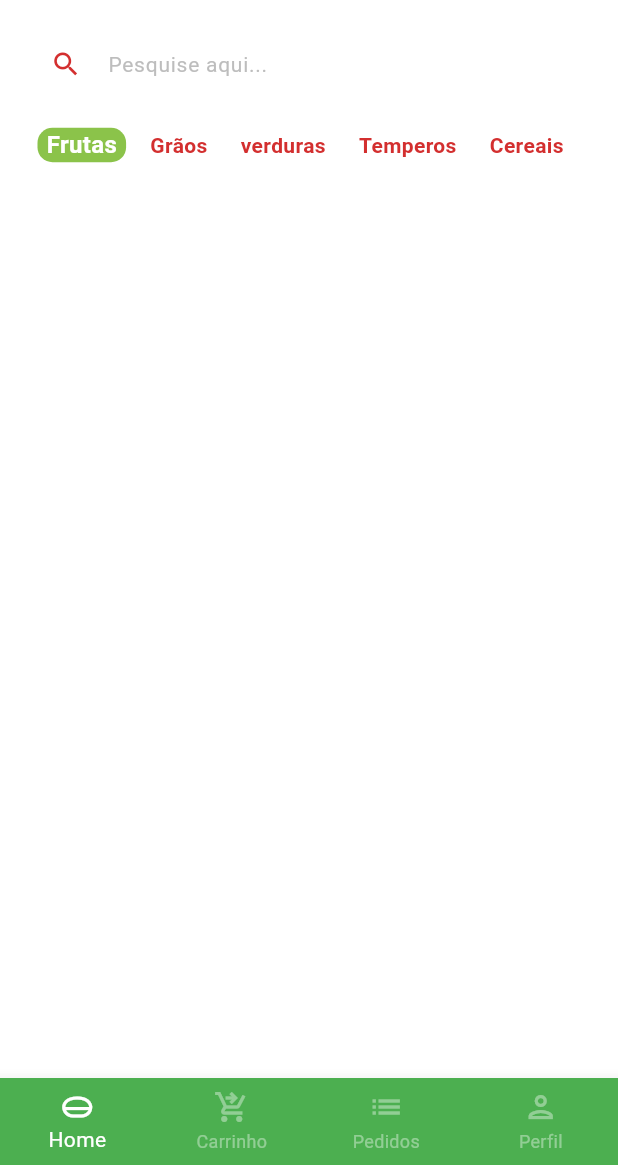
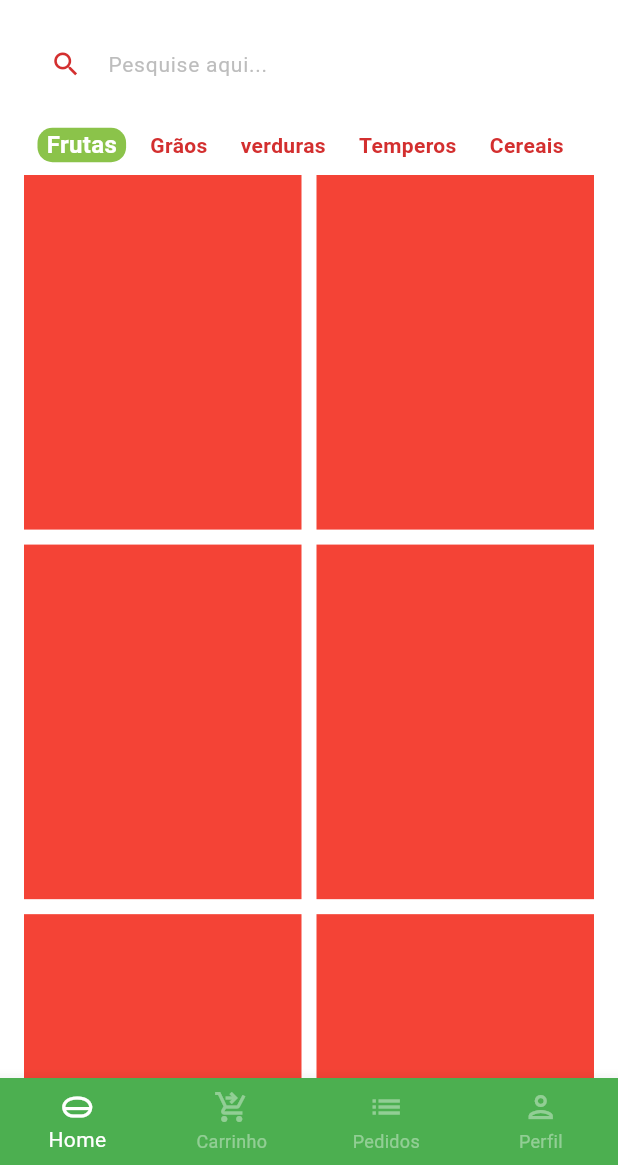
Before and after one commit to juriaCardozo/greengrocer-getx, a Flutter app: the BaseScreen screen opened directly, on a phone screen of 412 x 824 dp, the part 71-1236 px from its top. Run offline on Flutter 3.47's test engine with Material 2 defaults, Android fonts, the phone set to English and light mode, and no system bars; our stand-ins replace animated_text_kit, mask_text_input_formatter.

Commit message:
criação do grid de produtos

```diff
--- a/lib/src/pages/base/base_screen.dart
+++ b/lib/src/pages/base/base_screen.dart
@@ -19,7 +19,7 @@ class _BaseScreenState extends State<BaseScreen> {
         physics: const NeverScrollableScrollPhysics(),
         controller: pageController,
         children: [
-          HomeTab(),
+          const HomeTab(),
           Container(
             color: Colors.red,
           ),
--- a/lib/src/pages/home/home_tab.dart
+++ b/lib/src/pages/home/home_tab.dart
@@ -122,6 +122,24 @@ class _HomeTabState extends State<HomeTab> {
             ),
           ),
           // Grid
+          Expanded(
+            child: GridView.builder(
+              padding: EdgeInsets.fromLTRB(16, 0, 16, 16),
+              physics: BouncingScrollPhysics(),
+              gridDelegate: const SliverGridDelegateWithFixedCrossAxisCount(
+                crossAxisCount: 2,
+                mainAxisSpacing: 10,
+                crossAxisSpacing: 10,
+                childAspectRatio: 9 / 11.5,
+              ),
+              itemBuilder: (_, index) {
+                return Container(
+                  color: Colors.red,
+                );
+              },
+              itemCount: app_data.items.length,
+            ),
+          ),
         ],
       ),
     );
```
